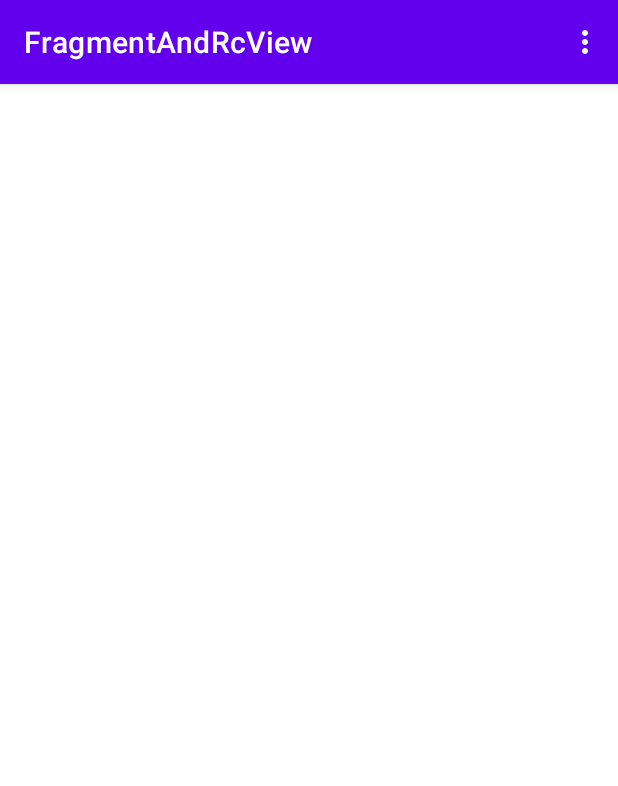
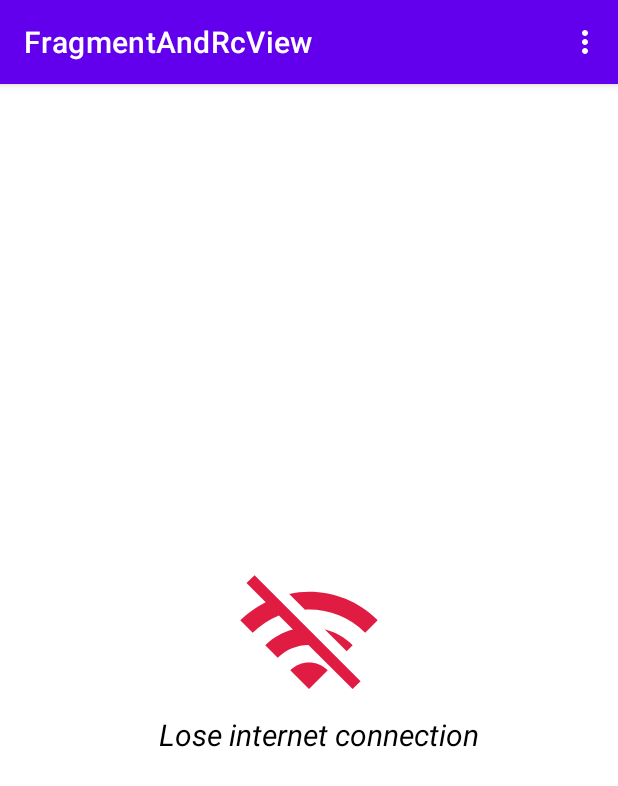
Before and after one commit to mantik0Ra/mantik0Ra, an Android app: the screen it shows after launch (MainActivity), on a phone screen of 412 x 824 dp. Shown: the top 786 px of the screen. Run offline under Robolectric (Android 15) with nearby library versions, the phone set to English and light mode, and no system bars.

Commit message:
add checkConnectionInternetLiveData function, reset functions and a bit refactoring
Добавил обсервер по слежке за состоянием сети и добавил обновляющие данные функции для более удобной читабельности кода.

```diff
--- a/app/src/main/java/com/example/fragmentandrcview/MainActivity.kt
+++ b/app/src/main/java/com/example/fragmentandrcview/MainActivity.kt
@@ -2,13 +2,10 @@ package com.example.fragmentandrcview
 
 import androidx.appcompat.app.AppCompatActivity
 import android.os.Bundle
-import android.view.Menu
-import android.view.MenuInflater
 
 class MainActivity : AppCompatActivity() {
     override fun onCreate(savedInstanceState: Bundle?) {
         super.onCreate(savedInstanceState)
         setContentView(R.layout.activity_main)
     }
-
 }
--- a/app/src/main/java/com/example/fragmentandrcview/RcViewFragment.kt
+++ b/app/src/main/java/com/example/fragmentandrcview/RcViewFragment.kt
@@ -1,17 +1,11 @@
 package com.example.fragmentandrcview
 
-import android.app.Activity
-import android.content.Context
-import android.content.IntentFilter
-import android.net.ConnectivityManager
 import androidx.lifecycle.ViewModelProvider
 import android.os.Bundle
 import android.util.Log
 import android.view.*
 import androidx.fragment.app.Fragment
-import android.widget.Adapter
-import android.widget.Toast
-import androidx.core.os.bundleOf
+import android.widget.LinearLayout
 import androidx.navigation.fragment.findNavController
 import androidx.recyclerview.widget.LinearLayoutManager
 import androidx.recyclerview.widget.RecyclerView
@@ -21,6 +15,11 @@ class RcViewFragment : Fragment(R.layout.rc_view_fragment), FragAdapter.ItemClic
     private lateinit var viewModel: RcViewViewModel
     private lateinit var rcView: RecyclerView
     private lateinit var rcAdapter: FragAdapter
+    private lateinit var checkConnectionInternetLiveData : CheckConnectionInternetLiveData
+    private lateinit var viewGroupWithInternetConnection: LinearLayout
+    private lateinit var viewGroupWithoutInternetConnection: LinearLayout
+    private lateinit var menuNextItem: MenuItem
+    private lateinit var menuBackItem: MenuItem
     var countPage = 1
     var countPosition = 0
 
@@ -42,6 +41,10 @@ class RcViewFragment : Fragment(R.layout.rc_view_fragment), FragAdapter.ItemClic
         initViews(view)
         viewModel.getCharacters("1")
         observerViews()
+        viewGroupWithInternetConnection = view.findViewById(R.id.layoutMainWithConnection)
+        viewGroupWithoutInternetConnection = view.findViewById(R.id.layoutWithoutConnection)
+        checkNetworkConnection()
+
 
 
 
@@ -64,13 +67,15 @@ class RcViewFragment : Fragment(R.layout.rc_view_fragment), FragAdapter.ItemClic
 
     override fun onCreateOptionsMenu(menu: Menu, inflater: MenuInflater) {
         inflater.inflate(R.menu.menu, menu)
+        menuNextItem = menu.findItem(R.id.itemNext)
+        menuBackItem = menu.findItem(R.id.itemBack)
         super.onCreateOptionsMenu(menu, inflater)
     }
 
     override fun onOptionsItemSelected(item: MenuItem): Boolean {
 
         when(item.itemId) {
-            R.id.itemNext -> {
+            menuNextItem.itemId -> {
                 if(countPage <= 40) {
                     countPage++
                     countPosition += 20
@@ -83,7 +88,7 @@ class RcViewFragment : Fragment(R.layout.rc_view_fragment), FragAdapter.ItemClic
                     viewModel.getCharacters(countPage.toString())
                 }
             }
-            R.id.itemBack -> {
+            menuBackItem.itemId -> {
                 if(countPage == 1) {
                     countPage = 40
                     countPosition = 780
@@ -97,6 +102,9 @@ class RcViewFragment : Fragment(R.layout.rc_view_fragment), FragAdapter.ItemClic
             }
 
         }
+        ResetMenuButton()
+
+
         return super.onOptionsItemSelected(item)
     }
 
@@ -106,7 +114,48 @@ class RcViewFragment : Fragment(R.layout.rc_view_fragment), FragAdapter.ItemClic
         findNavController().navigate(direction)
     }
 
+    private fun checkNetworkConnection() {
+        checkConnectionInternetLiveData = CheckConnectionInternetLiveData(requireActivity().application)
+
+        checkConnectionInternetLiveData.observe(this.viewLifecycleOwner) { isConnected ->
+
+            if (isConnected) {
+                ResetViewWithInternetConnection()
 
 
+            }
+            if (!isConnected) {
+                ResetViewWithoutInternetConnection()
+            }
+        }
+    }
+    private fun ResetViewWithInternetConnection() {
+        viewGroupWithInternetConnection.visibility = View.VISIBLE
+        viewGroupWithoutInternetConnection.visibility = View.GONE
+        countPage = 1
+        countPosition = 0
+    }
+
+    private fun ResetViewWithoutInternetConnection() {
+        viewGroupWithInternetConnection.visibility = View.GONE
+        viewGroupWithoutInternetConnection.visibility = View.VISIBLE
+        countPage = 1
+        countPosition = 0
+    }
+    private fun ResetMenuButton() {
+        checkConnectionInternetLiveData = CheckConnectionInternetLiveData(requireActivity().application)
+
+        checkConnectionInternetLiveData.observe(this.viewLifecycleOwner) { isConnected ->
+
+            if(isConnected) {
+                menuNextItem.isEnabled = true
+                menuBackItem.isEnabled = true
+            }
+            if(!isConnected) {
+                menuNextItem.isEnabled = false
+                menuBackItem.isEnabled = false
+            }
+        }
+    }
 
 }
--- a/app/src/main/java/com/example/fragmentandrcview/RcViewViewModel.kt
+++ b/app/src/main/java/com/example/fragmentandrcview/RcViewViewModel.kt
@@ -1,7 +1,6 @@
 package com.example.fragmentandrcview
 
 import android.util.Log
-import androidx.lifecycle.LiveData
 import androidx.lifecycle.MutableLiveData
 import androidx.lifecycle.ViewModel
 import retrofit2.Call
--- a/app/src/main/res/layout/rc_view_fragment.xml
+++ b/app/src/main/res/layout/rc_view_fragment.xml
@@ -3,18 +3,21 @@
     xmlns:tools="http://schemas.android.com/tools"
     android:layout_width="match_parent"
     android:layout_height="match_parent"
+    xmlns:app="http://schemas.android.com/apk/res-auto"
     tools:context=".RcViewFragment">
 
     <LinearLayout
         android:id="@+id/layoutMainWithConnection"
         android:layout_width="match_parent"
         android:layout_height="match_parent"
-        android:visibility="visible">
+        android:visibility="gone">
 
         <androidx.recyclerview.widget.RecyclerView
             android:id="@+id/FragRcView"
             android:layout_width="match_parent"
-            android:layout_height="match_parent"/>
+            android:layout_height="match_parent"
+            app:layoutManager="androidx.recyclerview.widget.LinearLayoutManager"
+            />
 
     </LinearLayout>
 
@@ -22,7 +25,7 @@
         android:id="@+id/layoutWithoutConnection"
         android:layout_width="match_parent"
         android:layout_height="match_parent"
-        android:visibility="gone"
+        android:visibility="visible"
         android:gravity="center"
         android:orientation="vertical">
 
--- a/app/src/main/res/menu/menu.xml
+++ b/app/src/main/res/menu/menu.xml
@@ -1,15 +1,18 @@
 <?xml version="1.0" encoding="utf-8"?>
 <menu xmlns:android="http://schemas.android.com/apk/res/android"
+
     xmlns:app="http://schemas.android.com/apk/res-auto">
 
     <item
         android:id="@+id/itemNext"
         android:title="@string/gonext"
-        app:showAsAction="withText"/>
+        app:showAsAction="withText"
+        android:visible="true"/>
 
     <item
         android:id="@+id/itemBack"
         android:title="@string/goback"
-        app:showAsAction="withText"/>
+        app:showAsAction="withText"
+        android:visible="true"/>
 
 </menu>
```
